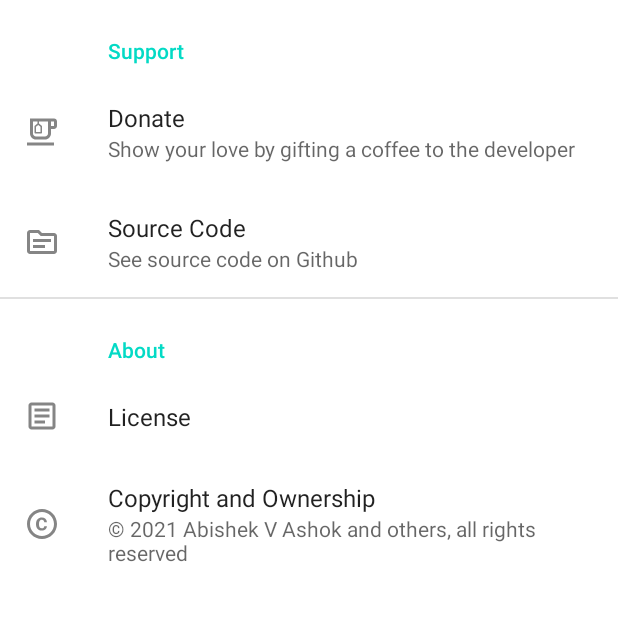
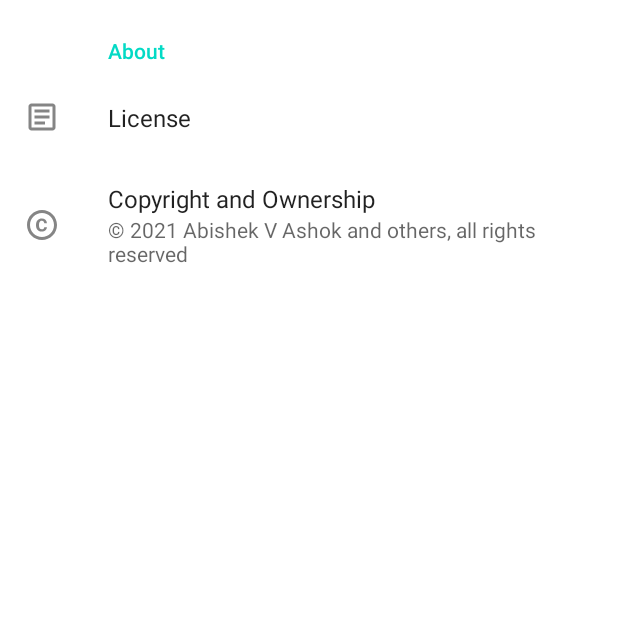
Before and after one commit to abishekvashok/vaccine-finder, an Android app: the SettingsActivity screen opened directly, with no data from a screen before it, on a phone screen of 412 x 824 dp, the top half of it. Run offline under Robolectric (Android 15) with nearby library versions, the phone set to English and light mode, and no system bars; our stand-ins replace androidx.preference; 2 statements that could not run were skipped.

Commit message:
Removes Donate button from app
Removes donate button from the app

Signed-off-by: Abishek V Ashok <abishekvashok@gmail.com>

```diff
--- a/app/src/main/java/org/abishek/vaccinechecker/SettingsActivity.kt
+++ b/app/src/main/java/org/abishek/vaccinechecker/SettingsActivity.kt
@@ -21,11 +21,6 @@ class SettingsActivity : AppCompatActivity() {
                 .commit()
         }
         supportActionBar?.setDisplayHomeAsUpEnabled(true)
-    }
-
-    fun donateClicked() {
-        val browserIntent = Intent(Intent.ACTION_VIEW, Uri.parse("https://paypal.me/abishekvashok"))
-        startActivity(browserIntent)
     }
 
     fun sourceClicked() {
@@ -52,13 +47,8 @@ class SettingsActivity : AppCompatActivity() {
     class SettingsFragment : PreferenceFragmentCompat() {
         override fun onCreatePreferences(savedInstanceState: Bundle?, rootKey: String?) {
             setPreferencesFromResource(R.xml.root_preferences, rootKey)
-            val donate_button: Preference = findPreference("donate")!!
             val source_button: Preference = findPreference("sourcecode")!!
             val liability_button: Preference = findPreference("liability")!!
-            donate_button.setOnPreferenceClickListener {
-                (activity as SettingsActivity).donateClicked()
-                true
-            }
             source_button.setOnPreferenceClickListener {
                 (activity as SettingsActivity).sourceClicked()
                 true
--- a/app/src/main/res/drawable/ic_outline_emoji_food_beverage_24.xml
+++ /dev/null
@@ -1,6 +0,0 @@
-<vector android:alpha="0.8" android:height="24dp"
-    android:tint="?attr/colorControlNormal" android:viewportHeight="24"
-    android:viewportWidth="24" android:width="24dp" xmlns:android="http://schemas.android.com/apk/res/android">
-    <path android:fillColor="@android:color/white" android:pathData="M2,19h18v2h-18z"/>
-    <path android:fillColor="@android:color/white" android:pathData="M20,3H4v10c0,2.21 1.79,4 4,4h6c2.21,0 4,-1.79 4,-4v-3h2c1.11,0 2,-0.89 2,-2V5C22,3.89 21.11,3 20,3zM16,13c0,1.1 -0.9,2 -2,2H8c-1.1,0 -2,-0.9 -2,-2V5h3v1.4L7.19,7.85C7.07,7.94 7,8.09 7,8.24v4.26C7,12.78 7.22,13 7.5,13h4c0.28,0 0.5,-0.22 0.5,-0.5V8.24c0,-0.15 -0.07,-0.3 -0.19,-0.39L10,6.4V5h6V13zM9.5,7.28l1.5,1.2V12H8V8.48L9.5,7.28zM20,8h-2V5h2V8z"/>
-</vector>
--- a/app/src/main/res/xml/root_preferences.xml
+++ b/app/src/main/res/xml/root_preferences.xml
@@ -1,18 +1,5 @@
 <PreferenceScreen xmlns:app="http://schemas.android.com/apk/res-auto"
     xmlns:android="http://schemas.android.com/apk/res/android">
-
-    <PreferenceCategory app:title="Support">
-        <Preference
-            android:title="Donate"
-            android:key="donate"
-            android:summary="Show your love by gifting a coffee to the developer"
-            android:icon="@drawable/ic_outline_emoji_food_beverage_24"/>
-        <Preference
-            android:title="Source Code"
-            android:key="sourcecode"
-            android:summary="See source code on Github"
-            android:icon="@drawable/ic_outline_source_24"/>
-    </PreferenceCategory>
 
     <PreferenceCategory app:title="About">
         <Preference
```
